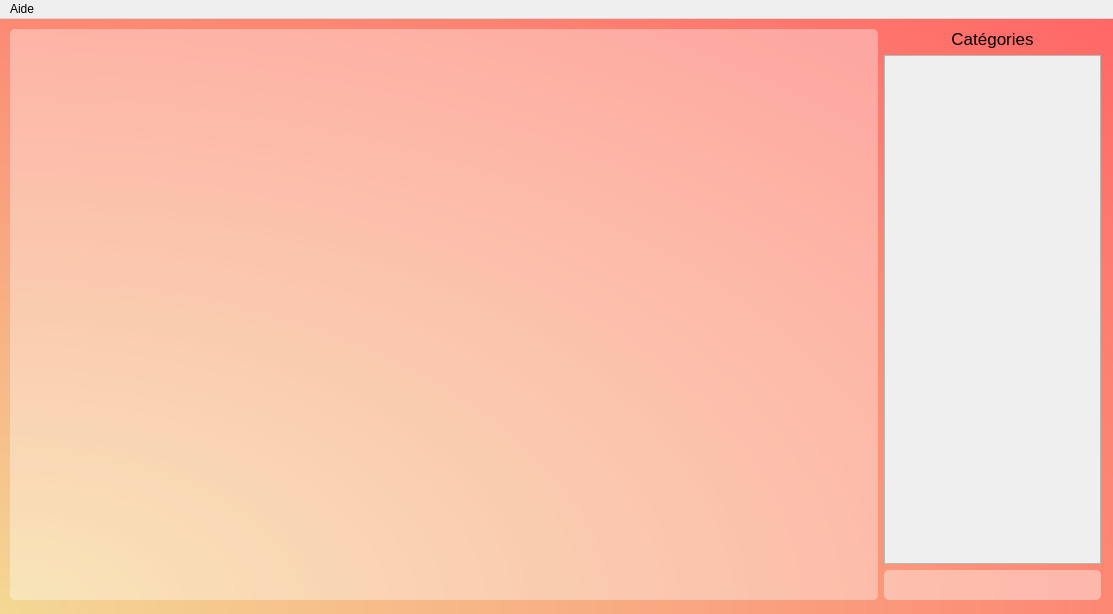
This is Interface_graphique/PyQt/UI/fenetreGestion.ui in MindPass/Code as Qt 5 draws it before an edit. The edited form follows.
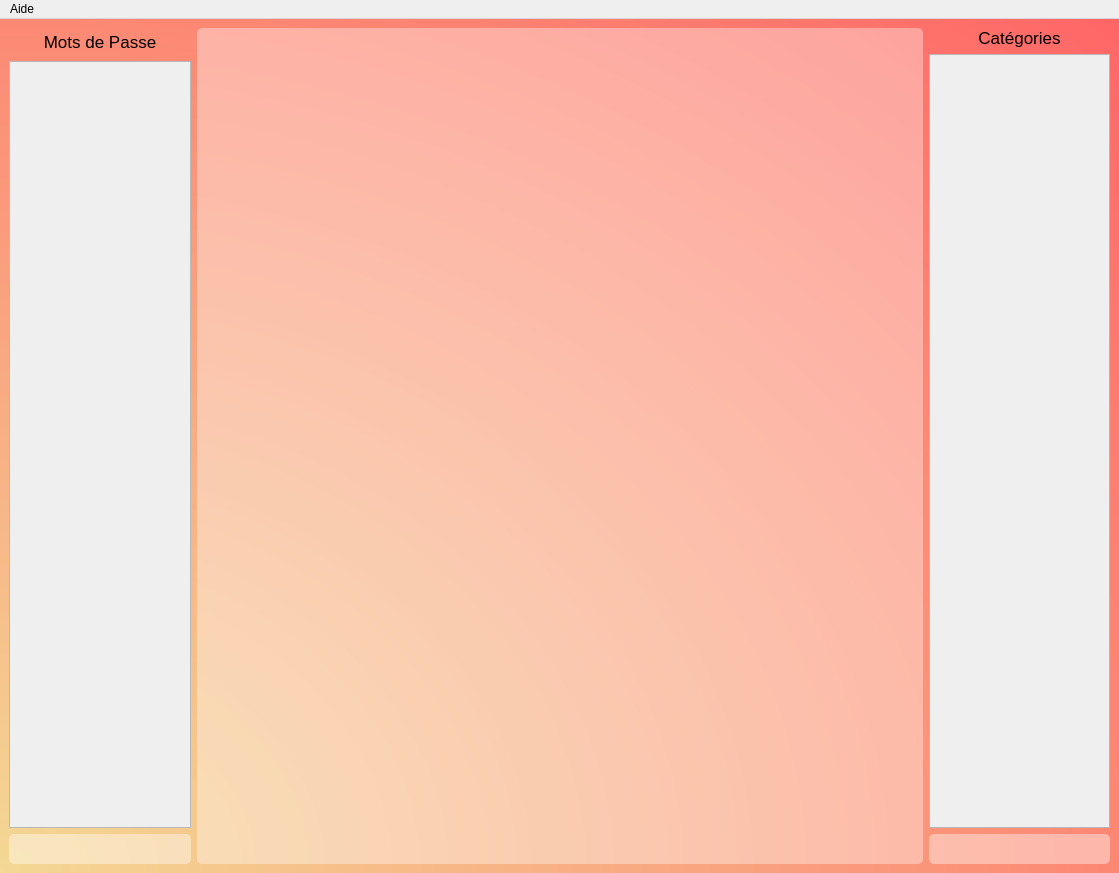
This is the edited form. Icons and pictures are not drawn.

Commit message: Fenetre Resizable, element qui s'adapte et autres ajouts sympas

Diff of the .ui file:
```diff
--- a/Interface_graphique/PyQt/UI/fenetreGestion.ui
+++ b/Interface_graphique/PyQt/UI/fenetreGestion.ui
@@ -2,14 +2,23 @@
 <ui version="4.0">
  <class>fenetreGestion</class>
  <widget class="QMainWindow" name="fenetreGestion">
+  <property name="enabled">
+   <bool>true</bool>
+  </property>
   <property name="geometry">
    <rect>
     <x>0</x>
     <y>0</y>
-    <width>1113</width>
-    <height>614</height>
+    <width>1119</width>
+    <height>873</height>
    </rect>
   </property>
+  <property name="sizePolicy">
+   <sizepolicy hsizetype="MinimumExpanding" vsizetype="MinimumExpanding">
+    <horstretch>0</horstretch>
+    <verstretch>0</verstretch>
+   </sizepolicy>
+  </property>
   <property name="windowTitle">
    <string>Fenêtre de Gestion - MindPass</string>
   </property>
@@ -36,21 +45,83 @@
 </string>
   </property>
   <widget class="QWidget" name="corps_gestion">
-   <widget class="QWidget" name="horizontalLayoutWidget_3">
+   <property name="enabled">
+    <bool>true</bool>
+   </property>
+   <layout class="QHBoxLayout" name="horizontalLayout" stretch="1,4,1">
+    <item>
+     <layout class="QVBoxLayout" name="Passwords" stretch="0,4,1">
+      <item>
+       <widget class="QLabel" name="titre_pwd">
+        <property name="font">
+         <font>
+          <pointsize>13</pointsize>
+         </font>
+        </property>
+        <property name="text">
+         <string>Mots de Passe</string>
+        </property>
+        <property name="alignment">
+         <set>Qt::AlignCenter</set>
+        </property>
+        <property name="indent">
+         <number>0</number>
+        </property>
+       </widget>
+      </item>
+      <item>
+       <widget class="QScrollArea" name="scrollArea_pwd">
+        <property name="maximumSize">
+         <size>
+          <width>16777215</width>
+          <height>767</height>
+         </size>
+        </property>
+        <property name="widgetResizable">
+         <bool>true</bool>
+        </property>
+        <widget class="QWidget" name="scrollAreaWidgetContents_pwd">
     <property name="geometry">
      <rect>
-      <x>10</x>
-      <y>10</y>
-      <width>1091</width>
-      <height>571</height>
-     </rect>
-    </property>
-    <layout class="QHBoxLayout" name="horizontalLayout_gestion" stretch="8,2">
-     <property name="sizeConstraint">
-      <enum>QLayout::SetNoConstraint</enum>
-     </property>
+           <x>0</x>
+           <y>0</y>
+           <width>178</width>
+           <height>765</height>
+          </rect>
+         </property>
+         <layout class="QVBoxLayout" name="verticalLayout_2"/>
+        </widget>
+       </widget>
+      </item>
+      <item>
+       <widget class="QLineEdit" name="ajouter_pwd">
+        <property name="minimumSize">
+         <size>
+          <width>0</width>
+          <height>30</height>
+         </size>
+        </property>
+        <property name="text">
+         <string/>
+        </property>
+        <property name="alignment">
+         <set>Qt::AlignCenter</set>
+        </property>
+       </widget>
+      </item>
+     </layout>
+    </item>
      <item>
-      <widget class="QScrollArea" name="scrollArea">
+     <widget class="QScrollArea" name="Sites">
+      <property name="enabled">
+       <bool>true</bool>
+      </property>
+      <property name="sizePolicy">
+       <sizepolicy hsizetype="Expanding" vsizetype="Expanding">
+        <horstretch>0</horstretch>
+        <verstretch>0</verstretch>
+       </sizepolicy>
+      </property>
        <property name="styleSheet">
         <string notr="true">QWidget {
     border: none;
@@ -67,20 +138,24 @@
        <property name="widgetResizable">
         <bool>true</bool>
        </property>
-       <widget class="QWidget" name="scrollAreaWidgetContents">
+      <widget class="QWidget" name="scrollAreaWidgetContents_sites">
         <property name="geometry">
          <rect>
           <x>0</x>
           <y>0</y>
-          <width>866</width>
-          <height>569</height>
-         </rect>
-        </property>
+         <width>726</width>
+         <height>834</height>
+        </rect>
+       </property>
+       <layout class="QVBoxLayout" name="verticalLayout"/>
        </widget>
       </widget>
      </item>
      <item>
-      <layout class="QVBoxLayout" name="Categories" stretch="0,0,2">
+     <layout class="QVBoxLayout" name="Categories" stretch="0,4,1">
+      <property name="sizeConstraint">
+       <enum>QLayout::SetNoConstraint</enum>
+      </property>
        <item>
         <widget class="QLabel" name="titre_cat">
          <property name="font">
@@ -109,10 +184,11 @@
            <rect>
             <x>0</x>
             <y>0</y>
-            <width>213</width>
-            <height>502</height>
-           </rect>
-          </property>
+           <width>177</width>
+           <height>767</height>
+          </rect>
+         </property>
+         <layout class="QVBoxLayout" name="verticalLayout_3"/>
          </widget>
         </widget>
        </item>
@@ -136,13 +212,12 @@
      </item>
     </layout>
    </widget>
-  </widget>
   <widget class="QMenuBar" name="menubar">
    <property name="geometry">
     <rect>
      <x>0</x>
      <y>0</y>
-     <width>1113</width>
+     <width>1119</width>
      <height>21</height>
     </rect>
    </property>
```
Left out of the diff: 7 changed lines with no effect on the pictures. Lines whose indentation alone changed are shown as unchanged. The commit also changes 6 other files.
